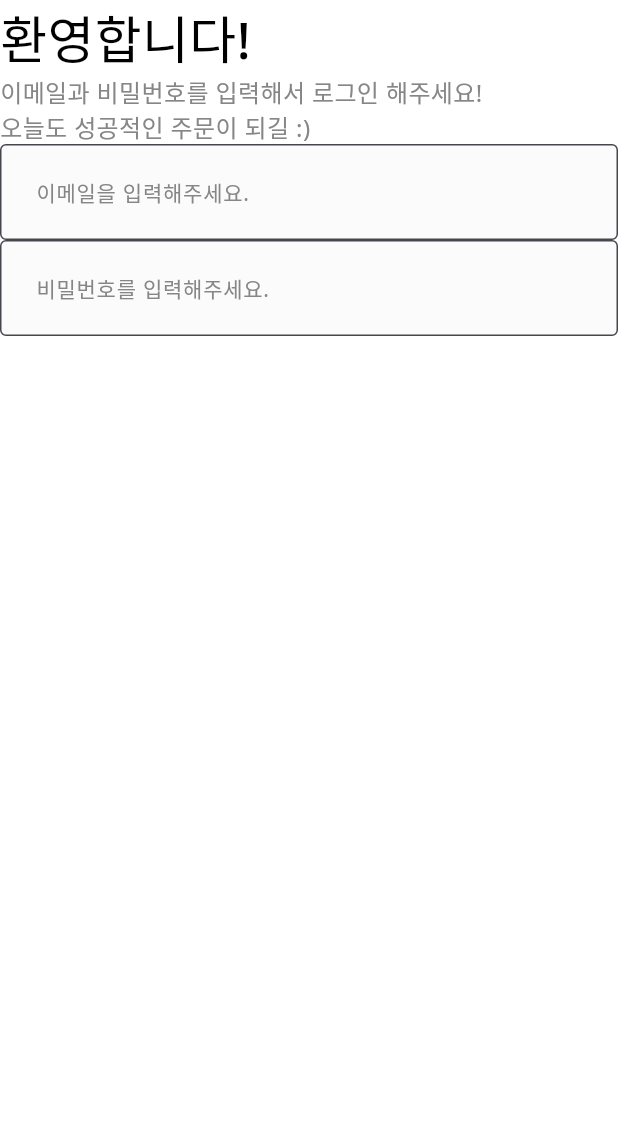
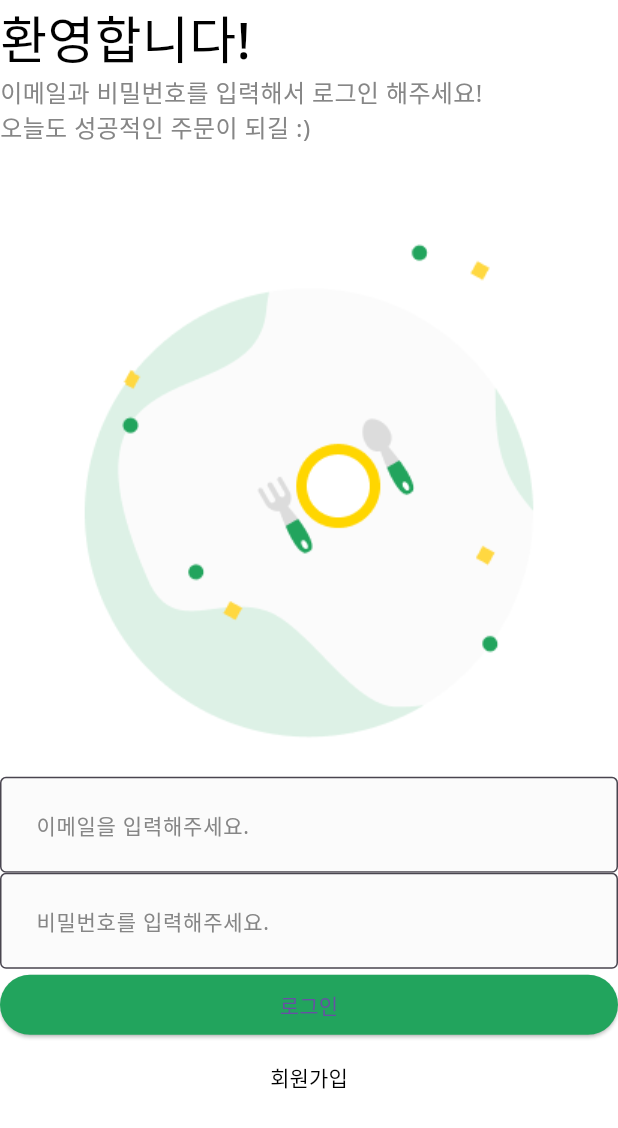
Before and after one commit to Richfubao/code_factory_chapter1, a Flutter app: the screen it shows after launch, on a phone screen of 412 x 824 dp. Shown: the top 1128 px of the screen. Run offline on Flutter 3.47's test engine with Material 3 defaults, Android fonts, the phone set to English and light mode, and no system bars.

Commit message:
Add: 이미지,버튼 추가

```diff
--- a/lib/user/view/login_screen.dart
+++ b/lib/user/view/login_screen.dart
@@ -18,6 +18,10 @@ class LoginScreen extends StatelessWidget {
           children: [
             _Title(),
             _SubTitle(),
+            Image.asset(
+              'asset/img/misc/logo.png',
+              width: MediaQuery.of(context).size.width / 3 * 2,
+            ),
             CustomTextFormField(
               onChanged: (String value) {},
               hintText: '이메일을 입력해주세요.',
@@ -26,6 +30,24 @@ class LoginScreen extends StatelessWidget {
               onChanged: (String value) {},
               hintText: '비밀번호를 입력해주세요.',
               obscureText: true,
+            ),
+            ElevatedButton(
+              onPressed: () {},
+              style: ElevatedButton.styleFrom(
+                backgroundColor: PRIMARY_COLOR
+              ),
+              child: Text(
+                '로그인',
+              ),
+            ),
+            TextButton(
+              onPressed: () {},
+              style: TextButton.styleFrom(
+                foregroundColor: Colors.black
+              ),
+              child: Text(
+                '회원가입',
+              ),
             ),
           ],
         ),
```
